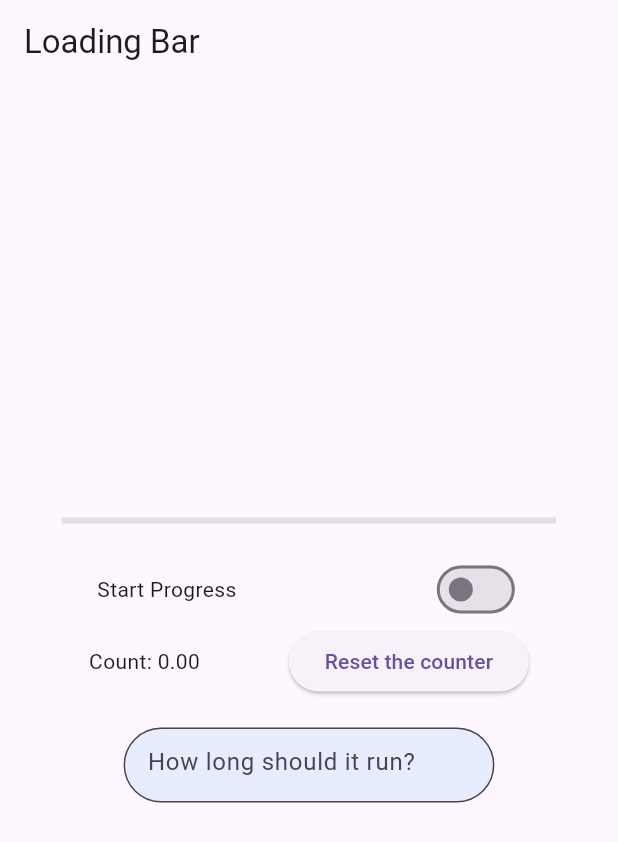
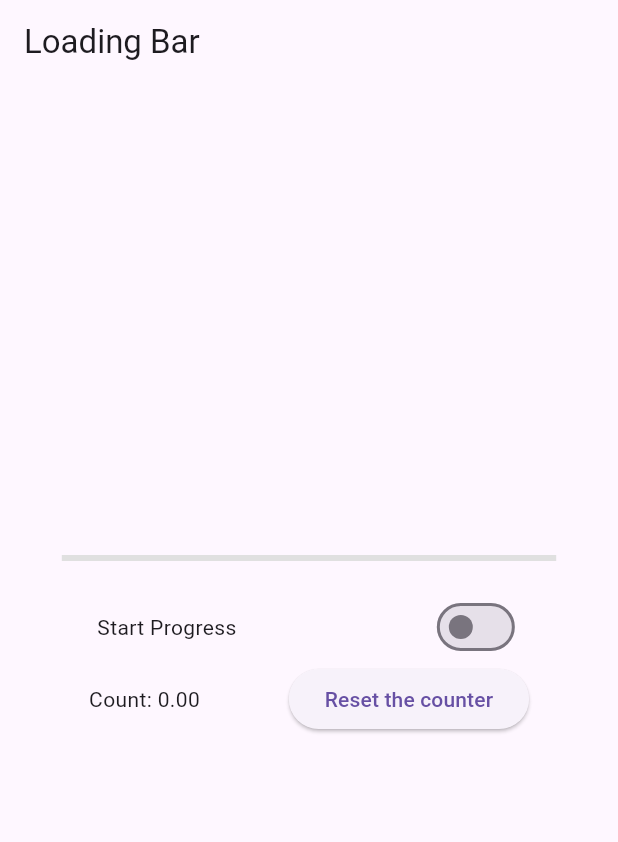
Before and after one commit to rolandparragh/flutter, a Flutter app: the screen it shows after launch, on a phone screen of 412 x 824 dp. Shown: the top 842 px of the screen. Run offline on Flutter 3.47's test engine with Material 3 defaults, Android fonts, the phone set to English and light mode, and no system bars.

Commit message:
removed textfield and dialogbox part

```diff
--- a/helloword/lib/main.dart
+++ b/helloword/lib/main.dart
@@ -131,27 +131,6 @@ class MyAppState extends State<MyApp> {
               ],
             ),
             SizedBox(height: 20),
-            Row(
-              mainAxisAlignment: MainAxisAlignment.center,
-              children: [
-                Center(
-                  child: SizedBox(
-                    width: MediaQuery.of(context).size.width * 0.6,
-                    height: 50,
-                    child: TextField(
-                      controller: controller,
-                      decoration: InputDecoration(
-                        filled: true,
-                        fillColor: Colors.blue.withOpacity(0.1),
-                        border: OutlineInputBorder(
-                            borderRadius: BorderRadius.circular(30.0)),
-                        hintText: "How long should it run?",
-                      ),
-                    ),
-                  ),
-                ),
-              ],
-            ),
           ],
         ),
       ),
```
